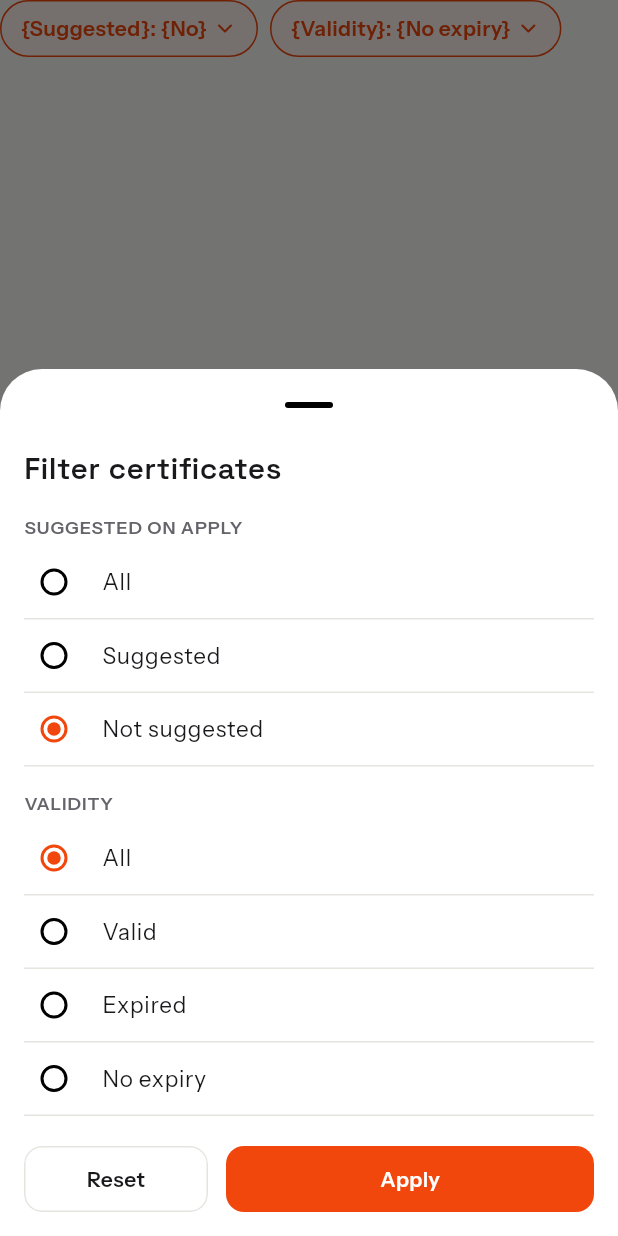
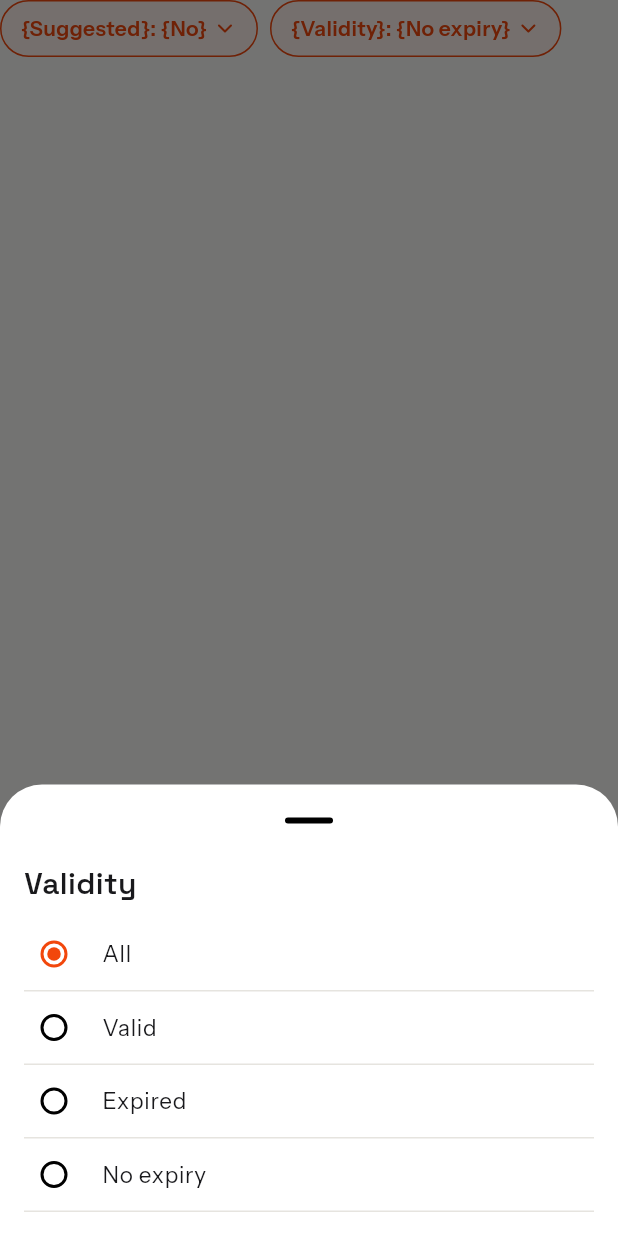
Before and after one commit to ittalent-platform/ittalent-mobile, a Flutter app: the CertificatesFilterPills widget shown alone on an empty page, opened directly with empty values, after a tap on an icon or button, on a phone screen of 412 x 824 dp. Run offline on Flutter 3.47's test engine with Material 3 defaults, Android fonts, the phone set to English and light mode, and no system bars; our stand-ins replace dio, easy_localization, flutter_riverpod, flutter_secure_storage, go_router, google_fonts and 1 more; accounts and stored records are empty; network calls fail.

Commit message:
fix(certificates): each filter pill opens only its own options
Both pills opened the same combined sheet, so Suggested and Validity
looked identical. Each pill now opens a sheet with just its options and
applies the pick at once; "All" clears that filter.

```diff
--- a/lib/features/applicant/certificates/widgets/certificates_filter_pills.dart
+++ b/lib/features/applicant/certificates/widgets/certificates_filter_pills.dart
@@ -1,7 +1,6 @@
 import 'package:easy_localization/easy_localization.dart';
 import 'package:flutter/material.dart';
 
-import '../../../../components/ui/app_button.dart';
 import '../../../../components/ui/app_filter_pill.dart';
 import '../../../../theme/app_colors.dart';
 import '../../../../theme/app_typography.dart';
@@ -11,8 +10,10 @@ import '../certificates_providers.dart';
 /// Radio value for "no filter".
 const String _all = '';
 
-/// "Suggested: All" and "Validity: All" pills under the search field; both
-/// open the same filter sheet, like the My applications list.
+enum CertificateFilter { suggested, validity }
+
+/// "Suggested: All" and "Validity: All" pills under the search field. Each
+/// opens a sheet with only its own options; picking one applies it.
 class CertificatesFilterPills extends StatelessWidget {
   const CertificatesFilterPills({
     super.key,
@@ -23,12 +24,11 @@ class CertificatesFilterPills extends StatelessWidget {
   final CertificatesQuery query;
   final ValueChanged<CertificatesQuery> onChanged;
 
-  Future<void> _open(BuildContext context) async {
+  Future<void> _open(BuildContext context, CertificateFilter filter) async {
     final result = await showModalBottomSheet<CertificatesQuery>(
       context: context,
-      isScrollControlled: true,
       showDragHandle: true,
-      builder: (_) => CertificatesFilterSheet(initial: query),
+      builder: (_) => CertificatesFilterSheet(filter: filter, initial: query),
     );
     if (result != null) onChanged(result);
   }
@@ -53,7 +53,7 @@ class CertificatesFilterPills extends StatelessWidget {
                 : tr('certificates.filter.${suggested ? 'yes' : 'no'}'),
           ),
           active: suggested != null,
-          onTap: () => _open(context),
+          onTap: () => _open(context, CertificateFilter.suggested),
         ),
         AppFilterPill(
           key: const Key('certificates_filter_validity'),
@@ -64,60 +64,79 @@ class CertificatesFilterPills extends StatelessWidget {
                 : tr(CertificateConstants.validityKey(query.validity!)),
           ),
           active: query.validity != null,
-          onTap: () => _open(context),
+          onTap: () => _open(context, CertificateFilter.validity),
         ),
       ],
     );
   }
 }
 
-/// "Filter certificates" sheet: suggested and validity in one place. Pops
-/// with the new query when applied.
-class CertificatesFilterSheet extends StatefulWidget {
-  const CertificatesFilterSheet({super.key, required this.initial});
+/// One filter's options as a radio list. Picking an option pops with the new
+/// query; "All" clears that filter.
+class CertificatesFilterSheet extends StatelessWidget {
+  const CertificatesFilterSheet({
+    super.key,
+    required this.filter,
+    required this.initial,
+  });
 
+  final CertificateFilter filter;
   final CertificatesQuery initial;
 
-  @override
-  State<CertificatesFilterSheet> createState() =>
-      _CertificatesFilterSheetState();
-}
-
-class _CertificatesFilterSheetState extends State<CertificatesFilterSheet> {
-  late String _suggested = widget.initial.suggested?.toString() ?? _all;
-  late String _validity = widget.initial.validity ?? _all;
-
-  CertificatesQuery _result() => widget.initial.copyWith(
-    suggested: _suggested == _all ? null : _suggested == 'true',
-    clearSuggested: _suggested == _all,
-    validity: _validity == _all ? null : _validity,
-    clearValidity: _validity == _all,
-  );
+  CertificatesQuery _result(String value) => switch (filter) {
+    CertificateFilter.suggested =>
+      value == _all
+          ? initial.copyWith(clearSuggested: true)
+          : initial.copyWith(suggested: value == 'true'),
+    CertificateFilter.validity =>
+      value == _all
+          ? initial.copyWith(clearValidity: true)
+          : initial.copyWith(validity: value),
+  };
 
   @override
   Widget build(BuildContext context) {
     final colors = context.colors;
+    final (title, value, options) = switch (filter) {
+      CertificateFilter.suggested => (
+        'certificates.filter.suggested',
+        initial.suggested?.toString() ?? _all,
+        {
+          _all: tr('certificates.filter.all'),
+          'true': tr('certificates.filter.suggestedYes'),
+          'false': tr('certificates.filter.suggestedNo'),
+        },
+      ),
+      CertificateFilter.validity => (
+        'certificates.filter.validity',
+        initial.validity ?? _all,
+        {
+          _all: tr('certificates.filter.all'),
+          for (final v in CertificateConstants.validities)
+            v: tr(CertificateConstants.validityKey(v)),
+        },
+      ),
+    };
 
-    Widget caption(String key) => Padding(
-      padding: const EdgeInsets.only(top: 16, bottom: 4),
-      child: Text(
-        tr(key).toUpperCase(),
-        style: AppTypography.body(
-          fontSize: 12,
+    return SafeArea(
+      child: Padding(
+        padding: const EdgeInsets.fromLTRB(16, 4, 16, 16),
+        child: Column(
+          mainAxisSize: MainAxisSize.min,
+          crossAxisAlignment: CrossAxisAlignment.start,
+          children: [
+            Text(
+              tr(title),
+              style: AppTypography.display(
+                fontSize: 20,
                 fontWeight: FontWeight.w600,
-          letterSpacing: 0.6,
-          color: colors.mutedForeground,
+                color: colors.foreground,
               ),
             ),
-    );
-
-    Widget radios(
-      String value,
-      Map<String, String> options,
-      ValueChanged<String> onChanged,
-    ) => RadioGroup<String>(
+            const SizedBox(height: 8),
+            RadioGroup<String>(
               groupValue: value,
-      onChanged: (v) => setState(() => onChanged(v!)),
+              onChanged: (v) => Navigator.of(context).pop(_result(v!)),
               child: Column(
                 children: [
                   for (final e in options.entries) ...[
@@ -138,56 +157,6 @@ class _CertificatesFilterSheetState extends State<CertificatesFilterSheet> {
                   ],
                 ],
               ),
-    );
-
-    return SafeArea(
-      child: SingleChildScrollView(
-        padding: const EdgeInsets.fromLTRB(16, 4, 16, 16),
-        child: Column(
-          crossAxisAlignment: CrossAxisAlignment.start,
-          children: [
-            Text(
-              tr('certificates.filter.sheetTitle'),
-              style: AppTypography.display(
-                fontSize: 20,
-                fontWeight: FontWeight.w600,
-                color: colors.foreground,
-              ),
-            ),
-            caption('certificates.filter.suggested'),
-            radios(_suggested, {
-              _all: tr('certificates.filter.all'),
-              'true': tr('certificates.filter.suggestedYes'),
-              'false': tr('certificates.filter.suggestedNo'),
-            }, (v) => _suggested = v),
-            caption('certificates.filter.validity'),
-            radios(_validity, {
-              _all: tr('certificates.filter.all'),
-              for (final v in CertificateConstants.validities)
-                v: tr(CertificateConstants.validityKey(v)),
-            }, (v) => _validity = v),
-            const SizedBox(height: 20),
-            Row(
-              children: [
-                Expanded(
-                  child: AppButton(
-                    text: tr('certificates.filter.reset'),
-                    variant: AppButtonVariant.outline,
-                    onPressed: () => setState(() {
-                      _suggested = _all;
-                      _validity = _all;
-                    }),
-                  ),
-                ),
-                const SizedBox(width: 12),
-                Expanded(
-                  flex: 2,
-                  child: AppButton(
-                    text: tr('certificates.filter.apply'),
-                    onPressed: () => Navigator.of(context).pop(_result()),
-                  ),
-                ),
-              ],
             ),
           ],
         ),
```
Also changed, not shown: assets/translations/en.json, assets/translations/vi.json, 1 other file. Lines whose indentation alone changed are shown as unchanged.
